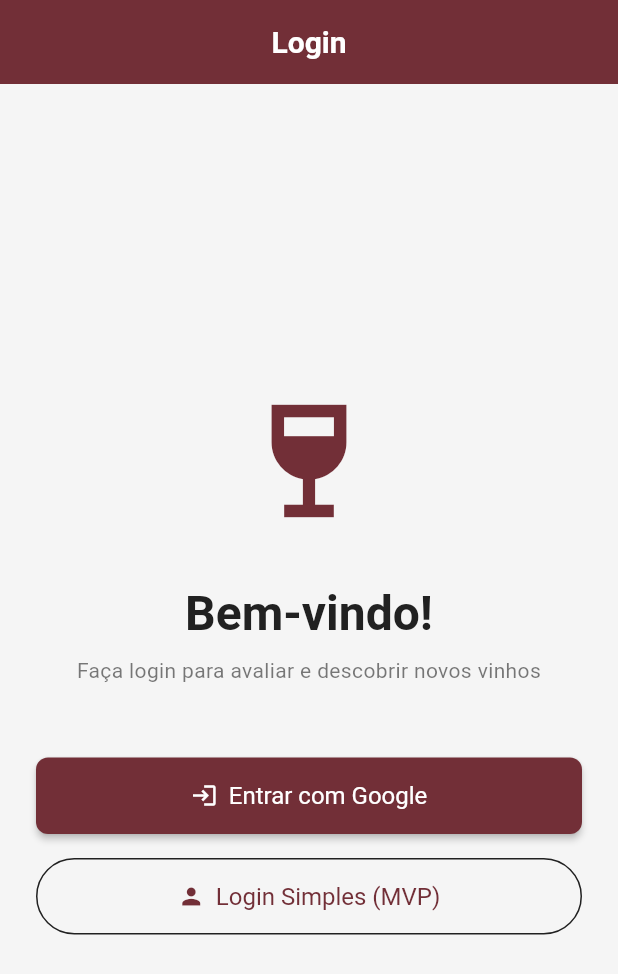
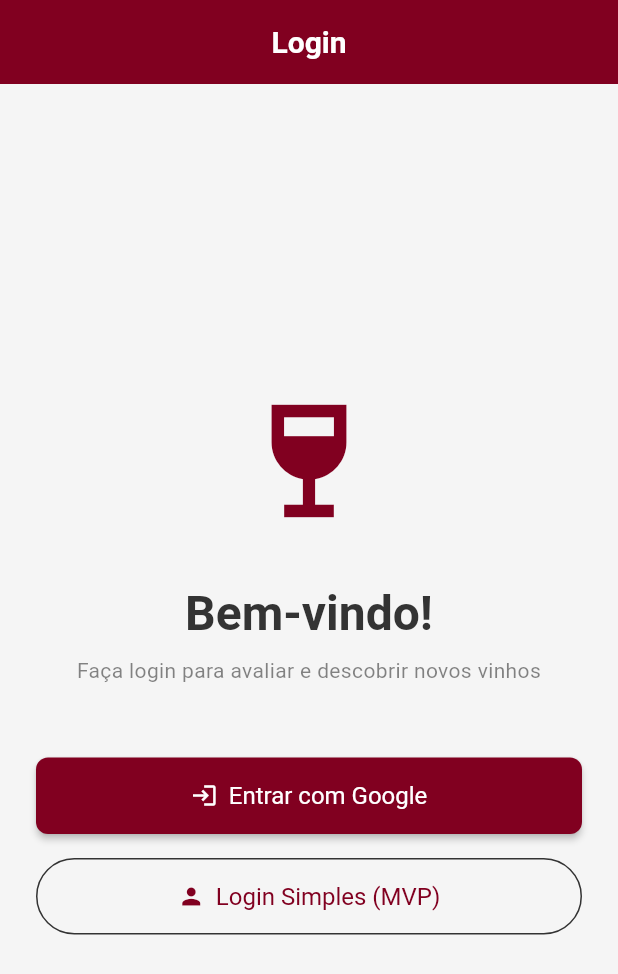
Before and after one commit to lucasxf/wine-reviewer, a Flutter app: the screen it shows after launch, on a phone screen of 412 x 824 dp. Shown: the top 974 px of the screen. Run offline on Flutter 3.47's test engine with Material 3 defaults, Android fonts, the phone set to English and light mode, and no system bars; our stand-ins replace dio, flutter_riverpod, flutter_secure_storage, go_router.

Commit message:
feat: Apply custom wine-themed color palette to app theme
Updated AppColors with custom wine palette from c:/repo/paleta-de-cores.dart:
- Primary colors: vinhoProfundo (0xFF810020), vinhoVivo (0xFF9F1D35), bordeauxEscuro (0xFF4C1C24)
- Secondary colors: tintoMedio (0xFFB11225), vinhoAcinzentado (0xFF4D4147)
- Neutral colors: fundoClaro (0xFFF5F5F5), textoEscuro (0xFF333333)
- Rating filled: vinhoProfundo (0xFF810020)

Changes propagate automatically through AppTheme.lightTheme which uses AppColors.* references.

🤖 Generated with [Claude Code](https://claude.com/claude-code)

Co-Authored-By: Claude <noreply@anthropic.com>

```diff
--- a/apps/mobile/lib/core/theme/app_colors.dart
+++ b/apps/mobile/lib/core/theme/app_colors.dart
@@ -19,19 +19,20 @@ class AppColors {
   AppColors._();
 
   // Primary colors - Cores principais (tema vinho/uva)
-  static const Color primary = Color(0xFF722F37); // Vinho tinto (bordô escuro)
-  static const Color primaryLight = Color(0xFF9B4451); // Vinho tinto claro
-  static const Color primaryDark = Color(0xFF4A1F26); // Vinho tinto escuro
+  // Paleta personalizada de vinhos (c:/repo/paleta-de-cores.dart)
+  static const Color primary = Color(0xFF810020); // Vinho profundo (vinhoProfundo)
+  static const Color primaryLight = Color(0xFF9F1D35); // Vinho vivo (vinhoVivo)
+  static const Color primaryDark = Color(0xFF4C1C24); // Bordeaux escuro (bordeauxEscuro)
 
-  // Secondary colors - Cores secundárias (dourado/champagne)
-  static const Color secondary = Color(0xFFD4AF37); // Dourado
-  static const Color secondaryLight = Color(0xFFE5C965); // Dourado claro
-  static const Color secondaryDark = Color(0xFFA38728); // Dourado escuro
+  // Secondary colors - Cores secundárias (tons de vinho)
+  static const Color secondary = Color(0xFFB11225); // Tinto médio (tintoMedio)
+  static const Color secondaryLight = Color(0xFF9F1D35); // Vinho vivo (vinhoVivo)
+  static const Color secondaryDark = Color(0xFF4D4147); // Vinho acinzentado (vinhoAcinzentado)
 
   // Neutral colors - Cores neutras (cinzas, preto, branco)
-  static const Color background = Color(0xFFF5F5F5); // Fundo claro (cinza bem claro)
+  static const Color background = Color(0xFFF5F5F5); // Fundo claro (fundoClaro)
   static const Color surface = Color(0xFFFFFFFF); // Superfície (branco)
-  static const Color textPrimary = Color(0xFF212121); // Texto principal (preto quase)
+  static const Color textPrimary = Color(0xFF333333); // Texto principal (textoEscuro)
   static const Color textSecondary = Color(0xFF757575); // Texto secundário (cinza)
   static const Color divider = Color(0xFFBDBDBD); // Divisores/bordas (cinza médio)
 
@@ -43,7 +44,7 @@ class AppColors {
 
   // Rating colors - Cores para as taças de avaliação (1-5 taças)
   static const Color ratingEmpty = Color(0xFFE0E0E0); // Taça vazia (cinza claro)
-  static const Color ratingFilled = Color(0xFF722F37); // Taça cheia (vinho tinto)
+  static const Color ratingFilled = Color(0xFF810020); // Taça cheia (vinho profundo)
 
   // Shimmer effect colors - Cores para loading skeleton
   /// EXPLICAÇÃO Shimmer:
```
